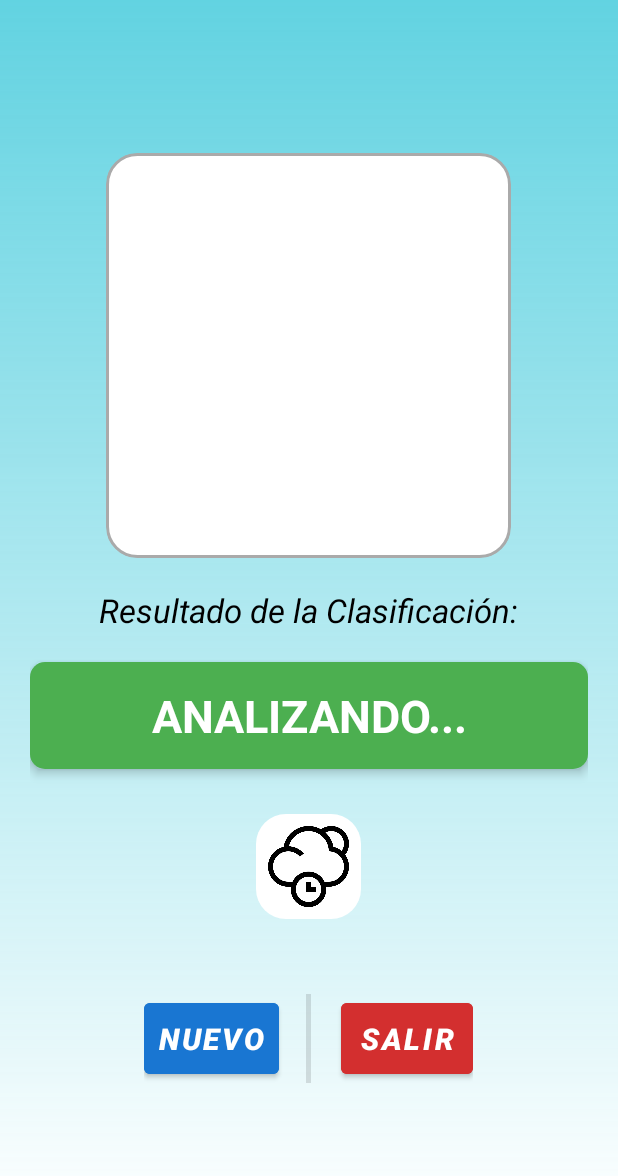
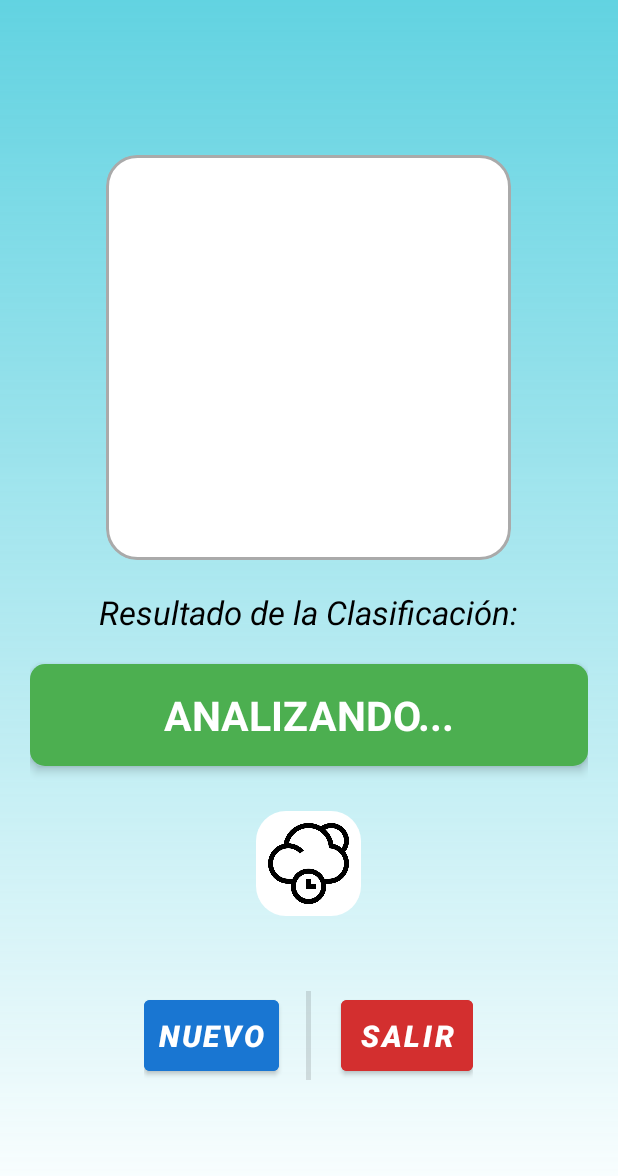
Before and after one commit to xanthony97x/kBasuraApp, an Android app: the ResultActivity screen opened directly, with no data from a screen before it, on a phone screen of 412 x 824 dp. Shown: the top 1176 px of the screen. Run offline under Robolectric (Android 15) with nearby library versions, the phone set to English and light mode, and no system bars; libraries missing offline, so code that uses them is left out: org.tensorflow.lite; 1 statement that could not run was skipped.

```diff
--- a/app/src/main/res/layout/activity_result.xml
+++ b/app/src/main/res/layout/activity_result.xml
@@ -43,7 +43,7 @@
         android:paddingBottom="15dp"
         android:text="ANALIZANDO..."
         android:textColor="@color/white"
-        android:textSize="30sp"
+        android:textSize="27sp"
         android:textStyle="bold" />
 
     <ImageView
```
Also changed, not shown: 1 other file.
